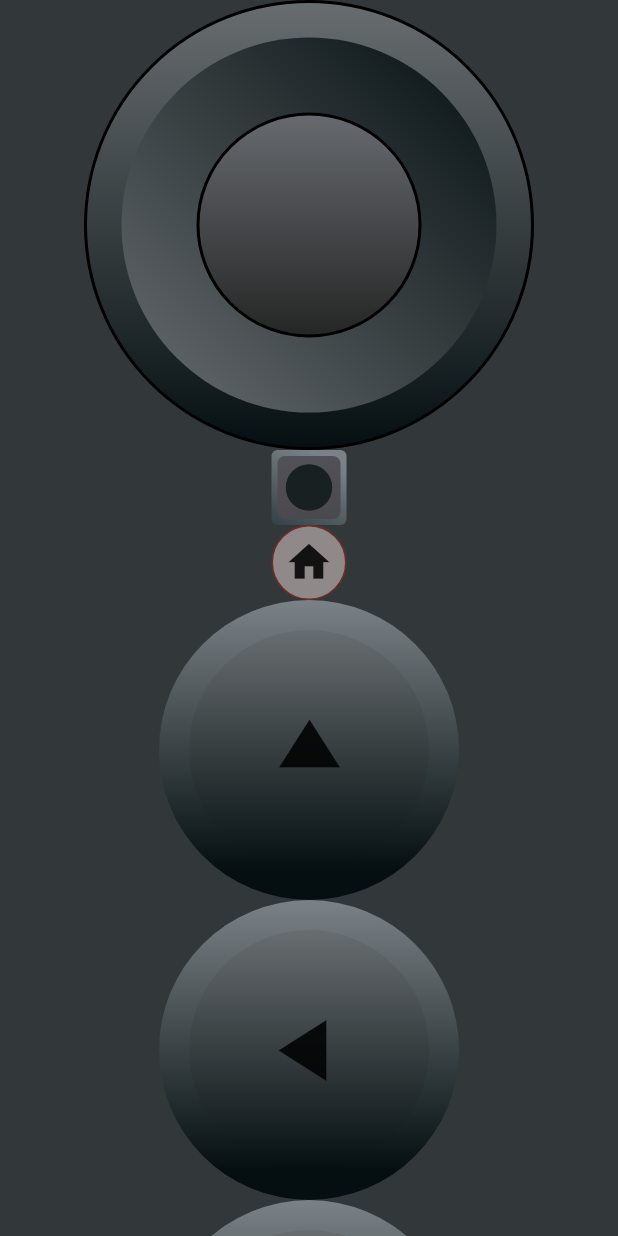
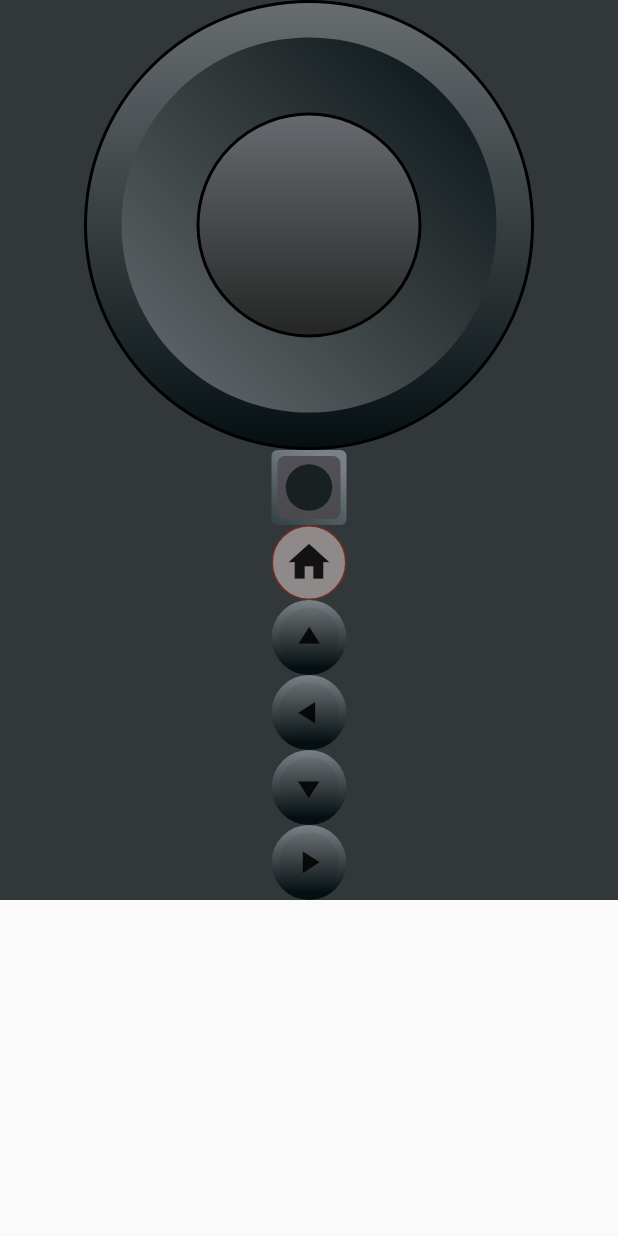
Before and after one commit to GustavoRodriguesDev/nintendo_switch, a Flutter app: the screen it shows after launch, on a phone screen of 412 x 824 dp. Run offline on Flutter 3.47's test engine with Material 2 defaults, Android fonts, the phone set to English and light mode, and no system bars.

Commit message:
facilitar ao passar parametros  de altura e largura dos botões direcionais

```diff
--- a/lib/componentes/direcinais/DirecionalRight.dart
+++ b/lib/componentes/direcinais/DirecionalRight.dart
@@ -3,13 +3,18 @@
 import 'package:flutter/material.dart';
 
 class DirecionalRight extends StatelessWidget {
-  const DirecionalRight({Key? key}) : super(key: key);
+  final double? containerUm;
+  final double? containerDOis;
+  final double? sizeIcom;
+  const DirecionalRight(
+      {Key? key, this.containerUm, this.containerDOis, this.sizeIcom})
+      : super(key: key);
 
   @override
   Widget build(BuildContext context) {
     return Container(
-      height: 200,
-      width: 200,
+      height: containerUm,
+      width: containerUm,
       alignment: Alignment.center,
       decoration: BoxDecoration(
         shape: BoxShape.circle,
@@ -24,8 +29,8 @@ class DirecionalRight extends StatelessWidget {
         ),
       ),
       child: Container(
-        width: 160,
-        height: 160,
+        width: containerDOis,
+        height: containerDOis,
         alignment: Alignment.center,
         decoration: BoxDecoration(
           shape: BoxShape.circle,
@@ -41,7 +46,7 @@ class DirecionalRight extends StatelessWidget {
           quarterTurns: 0,
           child: Icon(
             Icons.play_arrow,
-            size: 70,
+            size: sizeIcom,
           ),
         ),
       ),
--- a/lib/componentes/direcinais/direcinalDown.dart
+++ b/lib/componentes/direcinais/direcinalDonw.dart
@@ -2,14 +2,22 @@
 
 import 'package:flutter/material.dart';
 
-class DirecionalDown extends StatelessWidget {
-  const DirecionalDown({Key? key}) : super(key: key);
+class DirecionalDonw extends StatelessWidget {
+  final double? containerUm;
+  final double? containerDOis;
+  final double? sizeIcom;
+  const DirecionalDonw(
+      {Key? key,
+      required this.containerUm,
+      required this.containerDOis,
+      required this.sizeIcom})
+      : super(key: key);
 
   @override
   Widget build(BuildContext context) {
     return Container(
-      height: 200,
-      width: 200,
+      height: containerUm,
+      width: containerUm,
       alignment: Alignment.center,
       decoration: BoxDecoration(
         shape: BoxShape.circle,
@@ -24,8 +32,8 @@ class DirecionalDown extends StatelessWidget {
         ),
       ),
       child: Container(
-        width: 160,
-        height: 160,
+        width: containerDOis,
+        height: containerDOis,
         alignment: Alignment.center,
         decoration: BoxDecoration(
           shape: BoxShape.circle,
@@ -41,7 +49,7 @@ class DirecionalDown extends StatelessWidget {
           quarterTurns: 5,
           child: Icon(
             Icons.play_arrow,
-            size: 70,
+            size: sizeIcom,
           ),
         ),
       ),
--- a/lib/componentes/direcinais/direcionalLeft.dart
+++ b/lib/componentes/direcinais/direcionalLeft.dart
@@ -3,13 +3,18 @@
 import 'package:flutter/material.dart';
 
 class DirecionalLeft extends StatelessWidget {
-  const DirecionalLeft({Key? key}) : super(key: key);
+  final double? containerUm;
+  final double? containerDOis;
+  final double? sizeIcom;
+  const DirecionalLeft(
+      {Key? key, this.containerUm, this.containerDOis, this.sizeIcom})
+      : super(key: key);
 
   @override
   Widget build(BuildContext context) {
     return Container(
-      height: 200,
-      width: 200,
+      height: containerUm,
+      width: containerUm,
       alignment: Alignment.center,
       decoration: BoxDecoration(
         shape: BoxShape.circle,
@@ -24,8 +29,8 @@ class DirecionalLeft extends StatelessWidget {
         ),
       ),
       child: Container(
-        width: 160,
-        height: 160,
+        width: containerDOis,
+        height: containerDOis,
         alignment: Alignment.center,
         decoration: BoxDecoration(
           shape: BoxShape.circle,
@@ -41,7 +46,7 @@ class DirecionalLeft extends StatelessWidget {
           quarterTurns: 10,
           child: Icon(
             Icons.play_arrow,
-            size: 70,
+            size: sizeIcom,
           ),
         ),
       ),
--- a/lib/componentes/direcinais/direcionalUp.dart
+++ b/lib/componentes/direcinais/direcionalUp.dart
@@ -3,13 +3,18 @@
 import 'package:flutter/material.dart';
 
 class DirecinalUp extends StatelessWidget {
-  const DirecinalUp({Key? key}) : super(key: key);
+  final double? containerUm;
+  final double? containerDOis;
+  final double? sizeIcom;
+  const DirecinalUp(
+      {Key? key, this.containerUm, this.containerDOis, this.sizeIcom})
+      : super(key: key);
 
   @override
   Widget build(BuildContext context) {
     return Container(
-      height: 200,
-      width: 200,
+      height: containerUm,
+      width: containerUm,
       alignment: Alignment.center,
       decoration: BoxDecoration(
         shape: BoxShape.circle,
@@ -24,8 +29,8 @@ class DirecinalUp extends StatelessWidget {
         ),
       ),
       child: Container(
-        width: 160,
-        height: 160,
+        width: containerDOis,
+        height: containerDOis,
         alignment: Alignment.center,
         decoration: BoxDecoration(
           shape: BoxShape.circle,
@@ -41,7 +46,7 @@ class DirecinalUp extends StatelessWidget {
           quarterTurns: 15,
           child: Icon(
             Icons.play_arrow,
-            size: 70,
+            size: sizeIcom,
           ),
         ),
       ),
--- a/lib/componentes/directionalButton.dart
+++ b/lib/componentes/directionalButton.dart
@@ -4,7 +4,7 @@ import 'dart:math';
 
 import 'package:flutter/material.dart';
 import 'package:nintendo_switch/componentes/direcinais/DirecionalRight.dart';
-import 'package:nintendo_switch/componentes/direcinais/direcinalDown.dart';
+import 'package:nintendo_switch/componentes/direcinais/direcinalDonw.dart';
 import 'package:nintendo_switch/componentes/direcinais/direcionalLeft.dart';
 import 'package:nintendo_switch/componentes/direcinais/direcionalUp.dart';
 
@@ -16,10 +16,10 @@ class DirectionalButton extends StatelessWidget {
     return Container(
       child: Column(
         children: [
-          DirecinalUp(),
-          DirecionalLeft(),
-          DirecionalDown(),
-          DirecionalRight(),
+          DirecinalUp(containerUm: 50, containerDOis: 40, sizeIcom: 25),
+          DirecionalLeft(containerUm: 50, containerDOis: 40, sizeIcom: 25),
+          DirecionalDonw(containerUm: 50, containerDOis: 40, sizeIcom: 25),
+          DirecionalRight(containerUm: 50, containerDOis: 40, sizeIcom: 25),
         ],
       ),
     );
```
